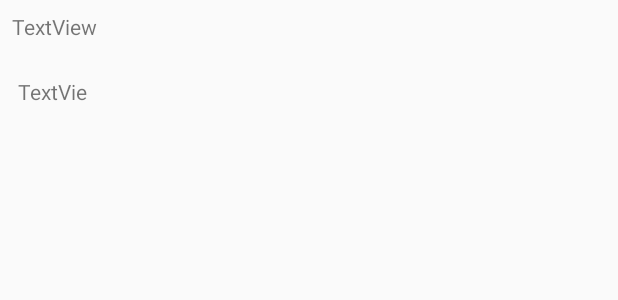
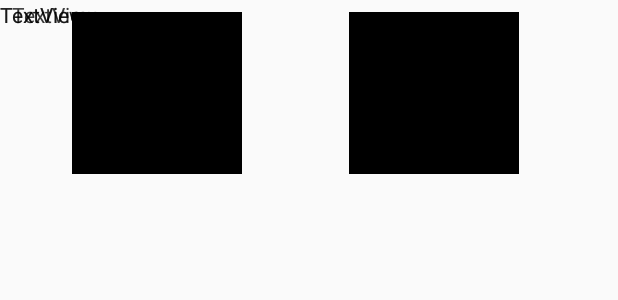
Before and after one commit to LudoCarlu/Pokemon, an Android app: the layout detail_activity.xml on its own in the app's theme, with its tools: preview values and no code run, on a phone screen of 412 x 824 dp. Shown: the top 300 px of the screen. Run offline under Robolectric (Android 15) with nearby library versions, the phone set to English and light mode, and no system bars; network calls fail.

```diff
--- a/app/src/main/java/com/github/ludoviccarlu/pokemon/data/repository/PokemonRepository.kt
+++ b/app/src/main/java/com/github/ludoviccarlu/pokemon/data/repository/PokemonRepository.kt
@@ -1,5 +1,6 @@
 package com.github.ludoviccarlu.pokemon.data.repository
 
+import com.github.ludoviccarlu.pokemon.data.pojo.RestPokemon
 import com.github.ludoviccarlu.pokemon.data.pojo.RestPokemonDetail
 import com.github.ludoviccarlu.pokemon.domain.Pokemon
 import io.reactivex.Single
@@ -13,4 +14,5 @@ interface PokemonRepository {
     fun getPokemonList() : Single<List<Pokemon>>
 
     fun getPokemonNameById(pokemonId : Int) : Single<RestPokemonDetail>
+
 }
--- a/app/src/main/java/com/github/ludoviccarlu/pokemon/di/RemoteModule.kt
+++ b/app/src/main/java/com/github/ludoviccarlu/pokemon/di/RemoteModule.kt
@@ -16,6 +16,8 @@ import retrofit2.adapter.rxjava2.RxJava2CallAdapterFactory
 import retrofit2.converter.gson.GsonConverterFactory
 import java.util.concurrent.TimeUnit
 import javax.inject.Singleton
+import javax.net.ssl.HostnameVerifier
+import javax.net.ssl.SSLSession
 
 @Module
 class RemoteModule {
@@ -29,11 +31,13 @@ class RemoteModule {
             OkHttpClient.Builder()
                     .addInterceptor(HttpLoggingInterceptor().setLevel(HttpLoggingInterceptor.Level.BODY))
                     .connectTimeout(30, TimeUnit.SECONDS)
+                    .hostnameVerifier { hostname, session -> true  }
                     .build()
 
     @Provides @Singleton fun provideRestApiService(gson: Gson, okHttpClient: OkHttpClient): RestApiService =
             Retrofit.Builder()
-                    .baseUrl("https://pokeapi.co/api/v2/")
+                    //.baseUrl("https://pokeapi.co/api/v2/")
+                    .baseUrl("https://raw.githubusercontent.com/Biuni/PokemonGO-Pokedex/master/")
                     .addConverterFactory(GsonConverterFactory.create(gson))
                     .addCallAdapterFactory(RxJava2CallAdapterFactory.create())
                     .client(okHttpClient)
--- a/app/src/main/java/com/github/ludoviccarlu/pokemon/presentation/detail/DetailActivity.kt
+++ b/app/src/main/java/com/github/ludoviccarlu/pokemon/presentation/detail/DetailActivity.kt
@@ -45,8 +45,8 @@ class DetailActivity : AppCompatActivity() {
 
         viewModel.liveDataPokemonDetail.observe(this, Observer {
             restPokemonData -> restPokemonData?.let {
-            pokemon_name.text = restPokemonData.name
-            pokemon_id.text = restPokemonData.id.toString()
+            name.text = restPokemonData.name
+            //id.text = restPokemonData.id.toString()
             //pokemon_title.text = restPokemonData.title
             //pokemon_description.text = restPokemonData.description
         }
--- a/app/src/main/java/com/github/ludoviccarlu/pokemon/presentation/pokemonlist/PokemonViewModel.kt
+++ b/app/src/main/java/com/github/ludoviccarlu/pokemon/presentation/pokemonlist/PokemonViewModel.kt
@@ -34,10 +34,12 @@ class PokemonViewModel : ViewModel(), LifecycleObserver {
 
         //pokemonRepository.getPokemonList()
 
+        System.out.print("BUG ICI")
         val disposable = pokemonRepository.getPokemonList()
                 .subscribeOn(Schedulers.io())
                 .observeOn(AndroidSchedulers.mainThread())
-                .subscribe({list -> liveDataListPokemon.value = list
+                .subscribe({list ->
+                    liveDataListPokemon.value = list //TODO
                 }, {t : Throwable? ->
                     //TODO Show Error on Screen
                     t!!.printStackTrace()
--- a/app/src/main/res/layout/activity_pokemon_list.xml
+++ b/app/src/main/res/layout/activity_pokemon_list.xml
@@ -1,5 +1,6 @@
 <?xml version="1.0" encoding="utf-8"?>
-<android.support.constraint.ConstraintLayout xmlns:android="http://schemas.android.com/apk/res/android"
+<android.support.constraint.ConstraintLayout
+    xmlns:android="http://schemas.android.com/apk/res/android"
     xmlns:app="http://schemas.android.com/apk/res-auto"
     xmlns:tools="http://schemas.android.com/tools"
     android:layout_width="match_parent"
--- a/app/src/main/res/layout/detail_activity.xml
+++ b/app/src/main/res/layout/detail_activity.xml
@@ -7,23 +7,68 @@
     android:layout_height="match_parent"
     >
 
-    <TextView
-        android:id="@+id/pokemon_name"
-        android:layout_width="53dp"
-        android:layout_height="22dp"
-        android:layout_marginStart="12dp"
-        android:layout_marginTop="24dp"
+    <ImageView
+        android:id="@+id/front_default_img"
+        android:layout_width="113dp"
+        android:layout_height="108dp"
+        android:layout_marginStart="8dp"
+        android:layout_marginTop="8dp"
+        android:layout_marginEnd="8dp"
+        app:layout_constraintEnd_toEndOf="parent"
+        app:layout_constraintHorizontal_bias="0.52"
+        app:layout_constraintStart_toEndOf="@+id/back_default_img"
+        app:layout_constraintTop_toTopOf="parent"
+        app:srcCompat="@android:color/background_dark" />
+
+    <ImageView
+        android:id="@+id/back_default_img"
+        android:layout_width="113dp"
+        android:layout_height="108dp"
+        android:layout_marginStart="48dp"
+        android:layout_marginTop="8dp"
         app:layout_constraintStart_toStartOf="parent"
-        app:layout_constraintTop_toBottomOf="@+id/pokemon_id"
-        tools:text="TextView" />
+        app:layout_constraintTop_toTopOf="parent"
+        app:srcCompat="@android:color/background_dark" />
 
     <TextView
-        android:id="@+id/pokemon_id"
+        android:id="@+id/name"
+        android:layout_width="wrap_content"
+        android:layout_height="wrap_content"
+        android:text="TextView"
+        tools:layout_editor_absoluteX="8dp"
+        tools:layout_editor_absoluteY="185dp" />
+
+    <TextView
+        android:id="@+id/weight"
         android:layout_width="wrap_content"
         android:layout_height="wrap_content"
         android:layout_marginStart="8dp"
-        android:layout_marginTop="8dp"
+        android:text="TextView"
         app:layout_constraintStart_toStartOf="parent"
-        app:layout_constraintTop_toTopOf="parent"
-        tools:text="TextView" />
+        tools:layout_editor_absoluteY="236dp" />
+
+    <TextView
+        android:id="@+id/height"
+        android:layout_width="wrap_content"
+        android:layout_height="wrap_content"
+        android:text="TextView"
+        tools:layout_editor_absoluteX="8dp"
+        tools:layout_editor_absoluteY="290dp" />
+
+    <TextView
+        android:id="@+id/type_1"
+        android:layout_width="wrap_content"
+        android:layout_height="wrap_content"
+        android:text="TextView"
+        tools:layout_editor_absoluteX="8dp"
+        tools:layout_editor_absoluteY="340dp" />
+
+    <TextView
+        android:id="@+id/type_2"
+        android:layout_width="wrap_content"
+        android:layout_height="wrap_content"
+        android:layout_marginStart="8dp"
+        android:text="TextView"
+        app:layout_constraintStart_toStartOf="parent"
+        tools:layout_editor_absoluteY="397dp" />
 </android.support.constraint.ConstraintLayout>
--- a/app/src/main/res/values/strings.xml
+++ b/app/src/main/res/values/strings.xml
@@ -1,3 +1,6 @@
 <resources>
     <string name="app_name">Pokemon</string>
+
+    <!-- TODO: Remove or change this placeholder text -->
+    <string name="hello_blank_fragment">Hello blank fragment</string>
 </resources>
--- a/app/src/main/res/values/styles.xml
+++ b/app/src/main/res/values/styles.xml
@@ -1,7 +1,7 @@
 <resources>
 
     <!-- Base application theme. -->
-    <style name="AppTheme" parent="Theme.AppCompat.Light.DarkActionBar">
+    <style name="AppTheme" parent="Theme.AppCompat.Light.NoActionBar">
         <!-- Customize your theme here. -->
         <item name="colorPrimary">@color/colorPrimary</item>
         <item name="colorPrimaryDark">@color/colorPrimaryDark</item>
```
Also changed, not shown: app/build.gradle (+9 -2 lines), app/src/main/AndroidManifest.xml (+5 -3 lines), app/src/main/java/com/github/ludoviccarlu/pokemon/data/remote/RestApiService.kt (+9 -2 lines), app/src/main/java/com/github/ludoviccarlu/pokemon/data/repository/PokemonRepositoryImpl.kt (+10 -4 lines), app/src/main/java/com/github/ludoviccarlu/pokemon/domain/Pokemon.kt (+22 -2 lines), app/src/main/java/com/github/ludoviccarlu/pokemon/presentation/pokemonlist/PokemonAdapter.kt (+11 -5 lines).
